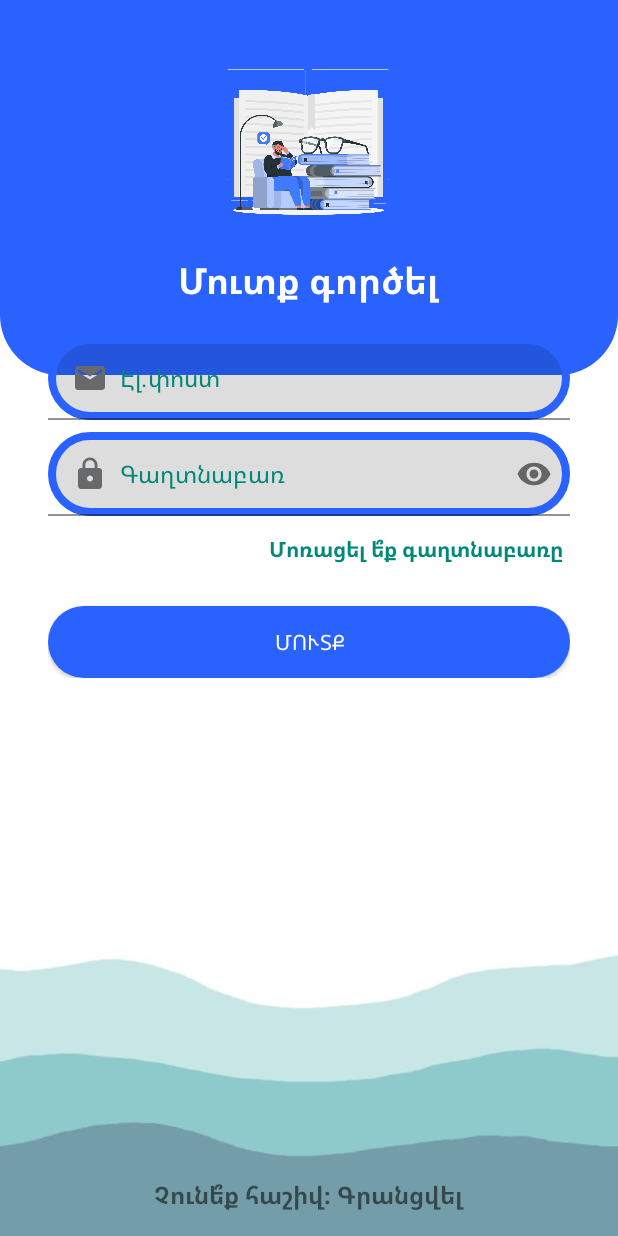
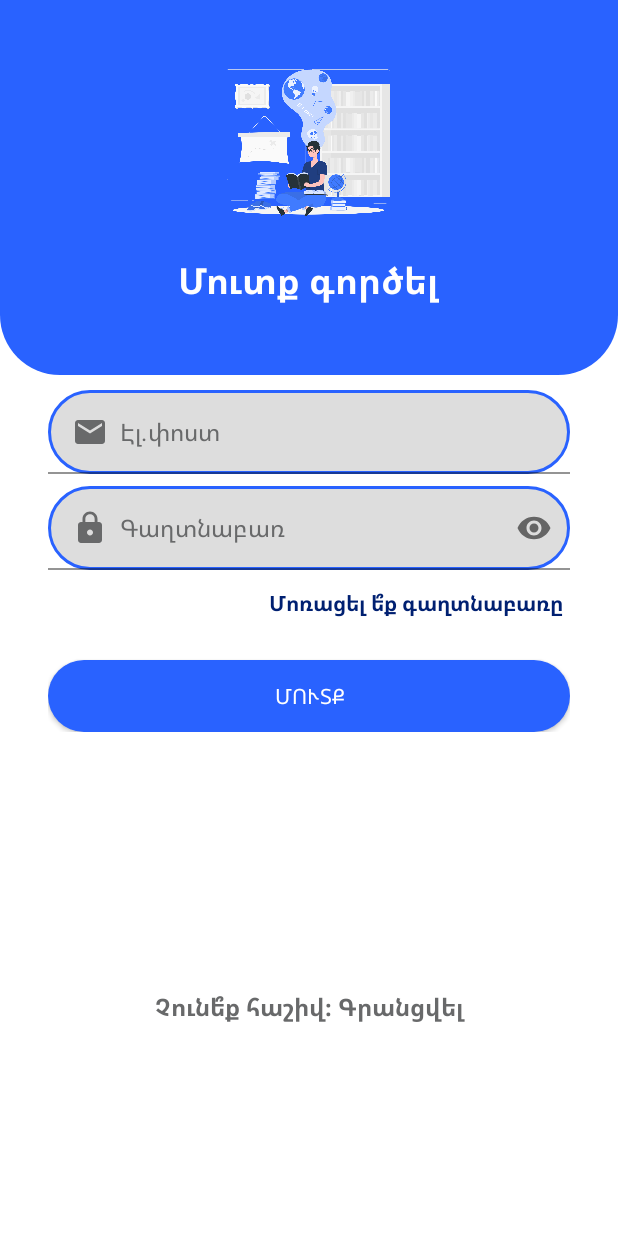
Before and after one commit to RuzannaOhanyan/BookApp, an Android app: the LoginFragment screen opened through its navigation route, on a phone screen of 412 x 824 dp. Run offline under Robolectric (Android 15) with nearby library versions, the phone set to English and light mode, and no system bars; our stand-ins replace Firebase (no records; nobody signed in at launch, a user with empty details on screens opened directly).

Commit message:
xml edit

```diff
--- a/app/src/main/java/com/example/bookapp/object/Constants.kt
+++ b/app/src/main/java/com/example/bookapp/object/Constants.kt
@@ -1,5 +1,5 @@
 package com.example.bookapp.`object`
 
 object Constants {
-    const val MAX_BYTES_PDF:Long=5000000
+    const val MAX_BYTES_PDF:Long=50000000
 }
--- a/app/src/main/res/drawable-v24/shape_edittext01.xml
+++ b/app/src/main/res/drawable-v24/shape_edittext01.xml
@@ -3,8 +3,8 @@
     android:shape="rectangle">
 
     <solid android:color="#22000000" />
-    <corners android:radius="100dp"/>
+    <corners android:radius="50dp"/>
 
     <stroke android:color="#2962ff"
-        android:width="5dp"/>
+        android:width="2dp"/>
 </shape>
--- a/app/src/main/res/drawable/ic_attach_file.xml
+++ b/app/src/main/res/drawable/ic_attach_file.xml
@@ -1,4 +1,4 @@
-<vector android:height="24dp" android:tint="#F68765"
+<vector android:height="24dp" android:tint="@color/bluee"
     android:viewportHeight="24" android:viewportWidth="24"
     android:width="24dp" xmlns:android="http://schemas.android.com/apk/res/android">
     <path android:fillColor="@android:color/white" android:pathData="M16.5,6v11.5c0,2.21 -1.79,4 -4,4s-4,-1.79 -4,-4V5c0,-1.38 1.12,-2.5 2.5,-2.5s2.5,1.12 2.5,2.5v10.5c0,0.55 -0.45,1 -1,1s-1,-0.45 -1,-1V6H10v9.5c0,1.38 1.12,2.5 2.5,2.5s2.5,-1.12 2.5,-2.5V5c0,-2.21 -1.79,-4 -4,-4S7,2.79 7,5v12.5c0,3.04 2.46,5.5 5.5,5.5s5.5,-2.46 5.5,-5.5V6h-1.5z"/>
--- a/app/src/main/res/drawable/ic_comment_add_black.xml
+++ b/app/src/main/res/drawable/ic_comment_add_black.xml
@@ -1,4 +1,4 @@
-<vector android:height="24dp" android:tint="#00675b"
+<vector android:height="24dp" android:tint="@color/bluee"
     android:viewportHeight="24" android:viewportWidth="24"
     android:width="24dp" xmlns:android="http://schemas.android.com/apk/res/android">
     <path android:fillColor="@android:color/white" android:pathData="M21.99,4c0,-1.1 -0.89,-2 -1.99,-2H4c-1.1,0 -2,0.9 -2,2v12c0,1.1 0.9,2 2,2h14l4,4 -0.01,-18zM17,11h-4v4h-2v-4H7V9h4V5h2v4h4v2z"/>
--- a/app/src/main/res/layout/fragment_book_add.xml
+++ b/app/src/main/res/layout/fragment_book_add.xml
@@ -29,7 +29,7 @@
         android:paddingStart="60dp"
         android:paddingEnd="60dp"
         android:text="ԸՆՏՐԵԼ ՖԱՅԼԸ"
-        android:textColor="#F68765"
+        android:textColor="@color/bluee"
         android:textStyle="bold"
         app:layout_constraintEnd_toEndOf="parent"
         app:layout_constraintStart_toStartOf="parent"
@@ -119,6 +119,7 @@
         android:text="Ավելացնել գիրք"
         android:textColor="@color/white"
         android:textSize="28sp"
+        android:textStyle="bold"
         app:layout_constraintTop_toBottomOf="@id/img_logo"
         app:layout_constraintStart_toStartOf="@id/img_background"
         app:layout_constraintEnd_toEndOf="@id/img_background"
@@ -129,9 +130,8 @@
         android:id="@+id/ed_title"
         style="@android:style/Widget.DeviceDefault.AutoCompleteTextView"
         android:layout_width="0dp"
-        app:layout_constraintWidth_percent="0.8"
+        app:layout_constraintWidth_percent="0.85"
         android:layout_height="wrap_content"
-        android:layout_marginStart="16dp"
         android:layout_marginTop="16dp"
         android:background="@drawable/shape_edittext01"
         android:drawableStart="@drawable/ic_subtitles_gray"
--- a/app/src/main/res/layout/fragment_category_add.xml
+++ b/app/src/main/res/layout/fragment_category_add.xml
@@ -26,7 +26,7 @@
         android:layout_width="0dp"
         android:layout_height="wrap_content"
         android:layout_marginHorizontal="16dp"
-        app:layout_constraintWidth_percent="0.8"
+        app:layout_constraintWidth_percent="0.85"
         android:layout_marginTop="48dp"
         android:background="@drawable/shape_edittext01"
         android:drawableStart="@drawable/ic_categorie_gray"
@@ -60,7 +60,7 @@
         app:layout_constraintStart_toStartOf="parent"
         app:layout_constraintTop_toTopOf="@+id/imageView4"
         app:layout_constraintVertical_bias="0.2"
-        app:srcCompat="@drawable/c" />
+        app:srcCompat="@drawable/t" />
 
     <ImageButton
         android:id="@+id/btn_back2"
@@ -77,6 +77,7 @@
         android:layout_width="wrap_content"
         android:layout_height="wrap_content"
         android:text="Ավելացնել Ժանր"
+        android:textStyle="bold"
         android:textColor="@color/white"
         android:textSize="28sp"
         app:layout_constraintBottom_toBottomOf="@+id/imageView4"
--- a/app/src/main/res/layout/fragment_dashboard_admin.xml
+++ b/app/src/main/res/layout/fragment_dashboard_admin.xml
@@ -11,7 +11,7 @@
     <EditText
         android:id="@+id/ed_search"
         android:layout_width="match_parent"
-        android:layout_height="48dp"
+        android:layout_height="wrap_content"
         android:layout_marginTop="12dp"
         android:layout_marginHorizontal="8dp"
         android:background="@drawable/shape_edittext01"
--- a/app/src/main/res/layout/fragment_login.xml
+++ b/app/src/main/res/layout/fragment_login.xml
@@ -5,7 +5,6 @@
     xmlns:app="http://schemas.android.com/apk/res-auto"
     android:layout_width="match_parent"
     android:layout_height="match_parent"
-    android:background="@drawable/back02"
     tools:context=".fragments.LoginFragment">
 
     <RelativeLayout
@@ -20,7 +19,7 @@
         android:layout_height="130dp"
         android:layout_centerHorizontal="true"
         android:layout_marginTop="32dp"
-        android:src="@drawable/logoo" />
+        android:src="@drawable/c" />
 
     <TextView
         android:layout_width="wrap_content"
@@ -34,10 +33,12 @@
         android:textStyle="bold" />
 
     <ScrollView
-        android:layout_width="match_parent"
-        android:layout_height="match_parent"
+        android:id="@+id/scroll"
+        android:layout_width="wrap_content"
+        android:layout_height="wrap_content"
+        android:layout_below="@+id/toolbarRl"
         android:layout_marginStart="32dp"
-        android:layout_marginTop="224dp"
+        android:layout_marginTop="10dp"
         android:layout_marginEnd="32dp">
 
         <RelativeLayout
@@ -61,7 +62,7 @@
                     android:inputType="textEmailAddress"
                     android:padding="16dp"
                     android:textColor="#011A2E"
-                    android:textColorHint="#00897b" />
+                    android:textColorHint="@color/gray02" />
 
             </com.google.android.material.textfield.TextInputLayout>
 
@@ -93,7 +94,7 @@
                     android:inputType="textPassword"
                     android:padding="16dp"
                     android:textColor="#011A2E"
-                    android:textColorHint="#00897b" />
+                    android:textColorHint="@color/gray02" />
 
             </com.google.android.material.textfield.TextInputLayout>
 
@@ -106,7 +107,7 @@
                 android:layout_marginTop="8dp"
                 android:padding="4dp"
                 android:text="Մոռացել ե՞ք գաղտնաբառը"
-                android:textColor="#00897b"
+                android:textColor="@color/bluee"
                 android:textStyle="bold" />
 
             <androidx.appcompat.widget.AppCompatButton
@@ -125,13 +126,20 @@
 
     <TextView
         android:id="@+id/tv_without_acc"
-        android:layout_width="wrap_content"
+        android:layout_width="match_parent"
         android:layout_height="wrap_content"
-        android:layout_alignParentBottom="true"
-        android:layout_centerHorizontal="true"
+        android:layout_below="@+id/scroll"
+        android:layout_alignParentStart="true"
+        android:gravity="center"
+        android:textColor="@color/gray02"
+        android:layout_alignParentEnd="true"
+        android:layout_marginStart="0dp"
+        android:layout_marginTop="156dp"
+        android:layout_marginEnd="0dp"
         android:padding="16dp"
         android:text="@string/register"
         android:textSize="16dp"
         android:textStyle="bold" />
 
+
 </RelativeLayout>
--- a/app/src/main/res/layout/fragment_profile_edit.xml
+++ b/app/src/main/res/layout/fragment_profile_edit.xml
@@ -11,6 +11,8 @@
         android:layout_height="300dp"
         android:src="@drawable/b"
         app:layout_constraintBottom_toBottomOf="parent"
+        app:layout_constraintEnd_toEndOf="parent"
+        app:layout_constraintStart_toStartOf="parent"
         app:layout_constraintTop_toBottomOf="@+id/updateBtn" />
 
     <RelativeLayout
```
Also changed, not shown: app/src/main/res/layout/book_layout.xml (+9 -6 lines), app/src/main/res/layout/fragment_forgot.xml (+3 -5 lines), app/src/main/res/layout/fragment_pdf_edit.xml (+11 -7 lines), app/src/main/res/layout/fragment_register.xml (+6 -6 lines).
